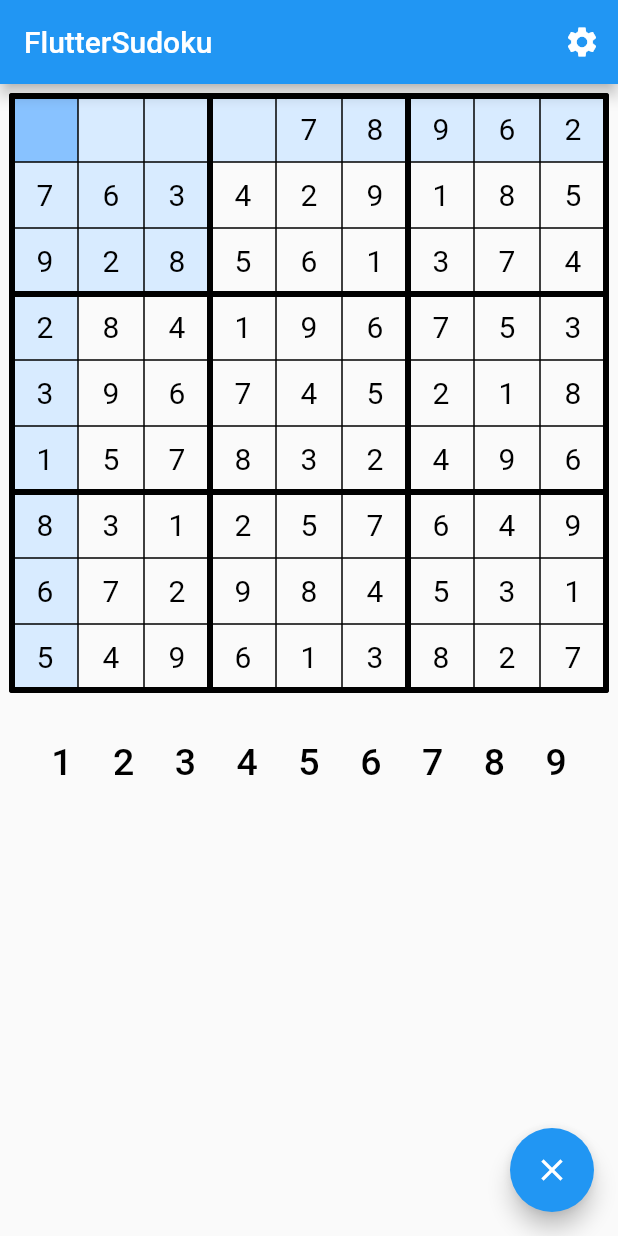
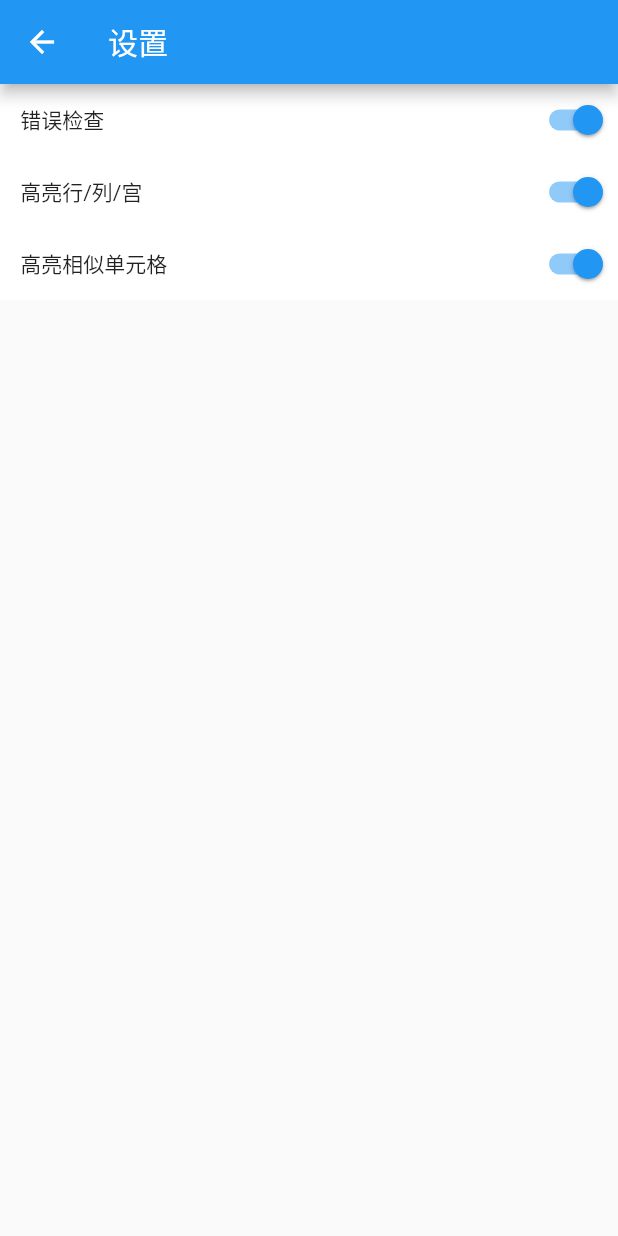
Before and after one commit to jiangpana/flutter_sudoku, a Flutter app: the screen it shows after launch, after a tap on the "settings" icon, on a phone screen of 412 x 824 dp. Run offline on Flutter 3.47's test engine with Material 2 defaults, Android fonts, the phone set to English and light mode, and no system bars; our stand-ins replace shared_preferences.

Commit message:
完成游戏设置 ， 添加sp 数据持久化

```diff
--- a/lib/data/Constant.dart
+++ b/lib/data/Constant.dart
@@ -1,4 +1,10 @@
 class Constant {
-   static const ques = "000078962763429185928561374284196753396745218157832496831257649672984531549613827";
-  static const answ = "415378962763429185928561374284196753396745218157832496831257649672984531549613827";
+  static const ques =
+      "000078962763429185928561370284196753306745208157832006831257649672084531549603827";
+  static const answ =
+      "415378962763429185928561374284196753396745218157832496831257649672984531549613827";
+
+  static const setting_hign_col_row_sec = "hign_col_row_sec";
+  static const setting_error_check = "error_check";
+  static const setting_hign_similar_cell= "hign_similar_cell";
 }
--- a/lib/ext/Ext.dart
+++ b/lib/ext/Ext.dart
@@ -1,10 +1,20 @@
+import 'package:flutter/material.dart';
+import 'package:flutter_sudoku/main.dart';
 
-import 'package:flutter/material.dart';
+bool isPortrait(BuildContext context) {
+  if (MediaQuery.of(context).orientation == Orientation.portrait) {
+    return true;
+  } else {
+    return false;
+  }
+}
 
-bool isPortrait(BuildContext context){
-   if(MediaQuery.of(context).orientation == Orientation.portrait) {
-     return true ;
-   } else {
-     return false ;
-   }
+void navTo(String route) {
+  Navigator.pushNamed(sContext, route);
 }
+
+void navToPage(Widget page) {
+  Navigator.push(sContext, MaterialPageRoute(builder: (context) {
+    return page;
+  }));
+}
--- a/lib/main.dart
+++ b/lib/main.dart
@@ -1,13 +1,22 @@
-import 'package:flutter_sudoku/ext/Ext.dart';
-import 'package:flutter_sudoku/ui/main/SudokuGameView.dart';
 import 'package:flutter/material.dart';
+import 'package:flutter_sudoku/ui/main/MyHomePage.dart';
+import 'package:flutter_sudoku/ui/setting/GameSettingPage.dart';
+import 'package:flutter_sudoku/util/SpUtil.dart';
 
 late BuildContext sContext;
 
-var screenWidth = MediaQuery.of(sContext).size.width;
-var screenHeight = MediaQuery.of(sContext).size.height;
+late double screenWidth;
+
+late double screenHeight;
+final RouteObserver<Route<dynamic>> routeObserver = RouteObserver();
 
 void main() {
+  WidgetsFlutterBinding.ensureInitialized();
+  realRunApp();
+}
+
+void realRunApp() async {
+  await SpUtil.getInstance();
   runApp(MyApp());
 }
 
@@ -16,166 +25,11 @@ class MyApp extends StatelessWidget {
   Widget build(BuildContext context) {
     return MaterialApp(
       title: 'Flutter Demo',
+      navigatorObservers: [routeObserver],
       theme: ThemeData(
         primarySwatch: Colors.blue,
       ),
-      home: MyHomePage(title: 'Flutter Demo Home Page'),
+      home: const SudokuGamePage(),
     );
   }
 }
-
-class MyHomePage extends StatefulWidget {
-  MyHomePage({key, this.title}) : super(key: key);
-
-  late var title;
-
-  @override
-  MyHomePageState createState() => MyHomePageState();
-}
-
-class MyHomePageState extends State<MyHomePage> {
-  var colIndex = 0;
-  var rowIndex = 0;
-
-  void touch(int row, int col) {
-    if ((0 <= row && row <= 8) && (0 <= col && col <= 8)) {
-      setState(() {
-        rowIndex = row;
-        colIndex = col;
-      });
-    }
-  }
-
-
-  @override
-  Widget build(BuildContext context) {
-    sContext = context;
-    return Scaffold(
-      appBar: AppBar(
-        title: Text("FlutterSudoku"),
-        actions: <Widget>[
-          IconButton(
-            icon: const Icon(Icons.settings),
-            tooltip: 'GameSetting',
-            onPressed: () {
-              // handle the press
-            },
-          ),
-        ],
-      ),
-      body: appContent(context, this),
-      floatingActionButton: FloatingActionButton(
-        onPressed: (){
-          onClickNumber(this,0);
-        },
-        tooltip: 'Increment',
-        child: Icon(Icons.clear),
-      ), // This trailing comma makes auto-formatting nicer for build methods.
-    );
-  }
-}
-
-Widget appContent(BuildContext context, MyHomePageState state) {
-  if (isPortrait(context)) {
-    return Column(
-      mainAxisAlignment: MainAxisAlignment.start,
-      crossAxisAlignment: CrossAxisAlignment.center,
-      verticalDirection: VerticalDirection.down,
-      children: <Widget>[
-        sudokuGameView(context, state),
-        Row(
-            mainAxisAlignment: MainAxisAlignment.center,
-            crossAxisAlignment: CrossAxisAlignment.center,
-            verticalDirection: VerticalDirection.down,
-            children: List.generate(9, (index) {
-              var value = ++index < 10 ? index : 0;
-              return Container(
-                  width: screenWidth / 10,
-                  child: TextButton(
-                    onPressed: () {
-                      onClickNumber(state, value);
-                    },
-                    child: Text("$value",
-                        style: TextStyle(fontSize: 25, color: Colors.black)),
-                  ));
-            })),
-      ],
-    );
-  } else {
-    return Row();
-  }
-}
-
-void onClickNumber(MyHomePageState state, int value) {
-  if (selectCell != null) {
-    if (selectCell.isEditable) {
-      print("_changValue");
-      state.setState(() {
-        data[selectCell.rowIndex][selectCell.colIndex].value = value;
-        var success = true;
-        data.forEach((element) {
-          element.forEach((cell) {
-            if (!cell.isValid()) {
-              success = false;
-            }
-          });
-        });
-        if (success) {
-          showGameSuccessDialog(reStart: () {
-            reStartGame(state);
-          });
-        }
-      });
-    }
-  }
-}
-
-void reStartGame(MyHomePageState state) {
-  state.setState(() {
-    data.forEach((element) {
-      element.forEach((cell) {
-        if (cell.isEditable) {
-          cell.value = 0;
-        }
-      });
-    });
-  });
-}
-
-void showGameSuccessDialog({
-  List<Widget>? children,
-  VoidCallback? reStart,
-}) {
-  showDialog<void>(
-    context: sContext,
-    builder: (BuildContext context) {
-      return AlertDialog(
-        content: ListBody(
-          children: <Widget>[
-            Row(
-              crossAxisAlignment: CrossAxisAlignment.start,
-              children: <Widget>[Text("游戏成功")],
-            ),
-            ...?children,
-          ],
-        ),
-        actions: <Widget>[
-          TextButton(
-            child: Text("重新开始"),
-            onPressed: () {
-              reStart?.call();
-              Navigator.pop(context);
-            },
-          ),
-          TextButton(
-            child: Text("取消"),
-            onPressed: () {
-              Navigator.pop(context);
-            },
-          ),
-        ],
-        scrollable: true,
-      );
-    },
-  );
-}
--- /dev/null
+++ b/lib/ui/main/MyHomePage.dart
@@ -0,0 +1,214 @@
+import 'package:flutter/material.dart';
+import 'package:flutter_sudoku/ui/setting/GameSettingPage.dart';
+import 'package:shared_preferences/shared_preferences.dart';
+
+import '../../data/Constant.dart';
+import '../../ext/Ext.dart';
+import '../../main.dart';
+import '../../util/SpUtil.dart';
+import 'SudokuGameView.dart';
+
+class SudokuGamePage extends StatefulWidget {
+  static const route = '/sudoku/game';
+
+  const SudokuGamePage({key}) : super(key: key);
+
+  @override
+  SudokuGamePageState createState() => SudokuGamePageState();
+}
+
+class SudokuGamePageState extends State<SudokuGamePage> with RouteAware  {
+  var colIndex = 0;
+  var rowIndex = 0;
+
+  @override
+  void didPopNext() {
+    print("didPopNext");
+    setState((){});
+  }
+
+  @override
+  void didPushNext() {
+    print("didPushNext");
+  }
+
+  @override
+  void didPop() {
+    print("didPop");
+  }
+  @override
+  void didChangeDependencies() {
+    routeObserver.subscribe(this, ModalRoute.of(context)!); //订阅
+    super.didChangeDependencies();
+  }
+  @override
+  void dispose() {
+    routeObserver.unsubscribe(this); //取消订阅
+    super.dispose();
+  }
+  @override
+  void didPush() {
+    print("didPush");
+  }
+
+
+
+  SudokuGamePageState() {}
+
+  bool get errorCheck {
+    return SpUtil.preferences.getBool(Constant.setting_error_check)?? true;
+  }
+
+  bool get hignColRowSec {
+    return SpUtil.preferences.getBool(Constant.setting_hign_col_row_sec)?? true;
+  }
+
+  bool get hignSimilarCell {
+    return SpUtil.preferences.getBool(Constant.setting_hign_similar_cell)?? true;
+  }
+
+  void move(int row, int col) {
+    if ((0 <= row && row <= 8) && (0 <= col && col <= 8)) {
+      setState(() {
+        rowIndex = row;
+        colIndex = col;
+      });
+    }
+  }
+
+  @override
+  Widget build(BuildContext context) {
+    sContext = context;
+    screenWidth = MediaQuery.of(context).size.width;
+    screenHeight = MediaQuery.of(sContext).size.height;
+    return Scaffold(
+      appBar: AppBar(
+        title: Text("FlutterSudoku"),
+        actions: <Widget>[
+          IconButton(
+            icon: const Icon(Icons.settings),
+            tooltip: 'GameSetting',
+            onPressed: () {
+              navToPage(GameSettingPage());
+              // handle the press
+            },
+          ),
+        ],
+      ),
+      body: appContent(context, this),
+      floatingActionButton: FloatingActionButton(
+        onPressed: () {
+          onClickNumber(this, 0);
+        },
+        tooltip: 'Increment',
+        child: Icon(Icons.clear),
+      ), // This trailing comma makes auto-formatting nicer for build methods.
+    );
+  }
+}
+
+Widget appContent(BuildContext context, SudokuGamePageState state) {
+  if (isPortrait(context)) {
+    return Column(
+      mainAxisAlignment: MainAxisAlignment.start,
+      crossAxisAlignment: CrossAxisAlignment.center,
+      verticalDirection: VerticalDirection.down,
+      children: <Widget>[
+        sudokuGameView(context, state),
+        Row(
+            mainAxisAlignment: MainAxisAlignment.center,
+            crossAxisAlignment: CrossAxisAlignment.center,
+            verticalDirection: VerticalDirection.down,
+            children: List.generate(9, (index) {
+              var value = ++index < 10 ? index : 0;
+              // var screenWidth = MediaQuery.of(context).size.width;
+              return Container(
+                  width: screenWidth / 10,
+                  child: TextButton(
+                    onPressed: () {
+                      onClickNumber(state, value);
+                    },
+                    child: Text("$value",
+                        style: TextStyle(fontSize: 25, color: Colors.black)),
+                  ));
+            })),
+      ],
+    );
+  } else {
+    return Row();
+  }
+}
+
+void onClickNumber(SudokuGamePageState state, int value) {
+  if (selectCell != null) {
+    if (selectCell.isEditable) {
+      print("_changValue");
+      state.setState(() {
+        data[selectCell.rowIndex][selectCell.colIndex].value = value;
+        var success = true;
+        data.forEach((element) {
+          element.forEach((cell) {
+            if (!cell.isValid()) {
+              success = false;
+            }
+          });
+        });
+        if (success) {
+          showGameSuccessDialog(reStart: () {
+            reStartGame(state);
+          });
+        }
+      });
+    }
+  }
+}
+
+void reStartGame(SudokuGamePageState state) {
+  state.setState(() {
+    data.forEach((element) {
+      element.forEach((cell) {
+        if (cell.isEditable) {
+          cell.value = 0;
+        }
+      });
+    });
+  });
+}
+
+void showGameSuccessDialog({
+  List<Widget>? children,
+  VoidCallback? reStart,
+}) {
+  showDialog<void>(
+    context: sContext,
+    builder: (BuildContext context) {
+      return AlertDialog(
+        content: ListBody(
+          children: <Widget>[
+            Row(
+              crossAxisAlignment: CrossAxisAlignment.start,
+              children: <Widget>[Text("游戏成功")],
+            ),
+            ...?children,
+          ],
+        ),
+        actions: <Widget>[
+          TextButton(
+            child: Text("重新开始"),
+            onPressed: () {
+              reStart?.call();
+              Navigator.pop(context);
+            },
+          ),
+          TextButton(
+            child: Text("取消"),
+            onPressed: () {
+              Navigator.pop(context);
+            },
+          ),
+        ],
+        scrollable: true,
+      );
+    },
+  );
+}
--- a/lib/ui/main/SudokuGameView.dart
+++ b/lib/ui/main/SudokuGameView.dart
@@ -1,22 +1,20 @@
 import 'dart:math';
 import 'package:flutter_sudoku/ext/Ext.dart';
-import 'package:flutter_sudoku/main.dart';
 import 'package:flutter_sudoku/game/Game.dart';
 import 'package:flutter/material.dart';
+
+import 'MyHomePage.dart';
 
 late var width;
 late double cellWidth;
 late Cell selectCell;
 late List<List<Cell>> data = QuesProvider().getQuesArray2d();
-double padding = 8 ;
+double padding = 8;
 
-Widget sudokuGameView(BuildContext context, MyHomePageState state) {
-  var size;
-  if (isPortrait(context)) {
-    size = MediaQuery.of(context).size.width;
-  } else {
-    size = MediaQuery.of(context).size.height;
-  }
+Widget sudokuGameView(BuildContext context, SudokuGamePageState state) {
+  var size = isPortrait(context)
+      ? MediaQuery.of(context).size.width
+      : MediaQuery.of(context).size.height;
   return Listener(
     child: Padding(
       padding: new EdgeInsets.all(padding),
@@ -31,10 +29,10 @@ Widget sudokuGameView(BuildContext context, MyHomePageState state) {
   );
 }
 
-bool handleMotionEvent(PointerEvent it, MyHomePageState state) {
+bool handleMotionEvent(PointerEvent it, SudokuGamePageState state) {
   var row = ((it.localPosition.dy - padding) / cellWidth).truncate();
   var col = ((it.localPosition.dx - padding) / cellWidth).truncate();
-  state.touch(row, col);
+  state.move(row, col);
   return true;
 }
 
@@ -42,9 +40,9 @@ class SudokuGamePainter extends CustomPainter {
   late Paint lingPaint;
   late Paint hignPaint;
   late BuildContext context;
-  late MyHomePageState state;
+  late SudokuGamePageState state;
 
-  SudokuGamePainter(BuildContext context, MyHomePageState state) {
+  SudokuGamePainter(BuildContext context, SudokuGamePageState state) {
     this.context = context;
     this.state = state;
     selectCell = data[0][0];
@@ -85,12 +83,30 @@ class SudokuGamePainter extends CustomPainter {
     for (var rowIndex = 0; rowIndex < 9; rowIndex++) {
       for (var colIndex = 0; colIndex < 9; colIndex++) {
         var cell = data[rowIndex][colIndex];
-        if(cell.value != 0){
+        if (cell.value != 0) {
           var color;
-          if(cell.isEditable){
-            color = Color(0xff1D62BF) ;
-          } else{
-            color = Colors.black ;
+          var selectCellVal = selectCell.value;
+          if(state.hignSimilarCell){
+            if (cell.isEditable &&
+                (cell.value != selectCellVal || cell == selectCell)) {
+              color = Colors.blue;
+            } else if (cell.value == selectCellVal && cell != selectCell) {
+              color = Colors.white;
+            } else {
+              color = Colors.black;
+            }
+
+          }else{
+            if (cell.isEditable){
+              color = Colors.blue;
+            }else{
+              color = Colors.black;
+            }
+          }
+          if (state.errorCheck) {
+            if (!cell.isValid()) {
+              color = Colors.red;
+            }
           }
           var textPainter = TextPainter(
               textDirection: TextDirection.rtl,
@@ -133,6 +149,7 @@ class SudokuGamePainter extends CustomPainter {
   }
 
   void drawHighlightColRowSec(Canvas canvas) {
+    if (state.hignColRowSec) {
       // 绘制高亮列
       hignPaint.color = Color(0xffD8EBFF);
       var hColLeft = selectCell.colIndex * cellWidth;
@@ -146,12 +163,11 @@ class SudokuGamePainter extends CustomPainter {
       var cell = selectCell.sector.getCell(0);
       var secL = cell.colIndex * cellWidth;
       var secT = cell.rowIndex * cellWidth;
-
       canvas.drawRect(
           Rect.fromLTRB(secL, secT, secL + cellWidth * 3, secT + cellWidth * 3),
           hignPaint);
+    }
     hignPaint.color = Color(0xff88C2FF);
-
     canvas.drawRect(
         Rect.fromLTRB(
             selectCell.colIndex * cellWidth,
@@ -161,5 +177,21 @@ class SudokuGamePainter extends CustomPainter {
         hignPaint);
   }
 
-  void drawSimilarCell(Canvas canvas) {}
+  void drawSimilarCell(Canvas canvas) {
+    if(!state.hignSimilarCell)return;
+    hignPaint.color = Colors.green;
+    var curVal = selectCell.value;
+    for (var element in data) {
+      for (var cell in element) {
+        if (cell.value == curVal && cell != selectCell && cell.value != 0) {
+          var rect = Rect.fromLTRB(
+              cell.colIndex * cellWidth,
+              cell.rowIndex * cellWidth,
+              (cell.colIndex + 1) * cellWidth,
+              (cell.rowIndex + 1) * cellWidth);
+          canvas.drawRect(rect, hignPaint);
         }
+      }
+    }
+  }
+}
--- /dev/null
+++ b/lib/ui/setting/GameSettingPage.dart
@@ -0,0 +1,93 @@
+import 'package:flutter/material.dart';
+import 'package:flutter_sudoku/main.dart';
+import 'package:shared_preferences/shared_preferences.dart';
+
+import '../../data/Constant.dart';
+import '../../util/SpUtil.dart';
+
+class GameSettingPage extends StatefulWidget {
+  static const route = '/sudoku/setting';
+
+  GameSettingPage({Key? key}) : super(key: key);
+
+  @override
+  State<StatefulWidget> createState() {
+    return GameSettingPageState();
+  }
+}
+
+class GameSettingPageState extends State<GameSettingPage> {
+  var settings = [
+
+    ListItem(
+        title: "错误检查",
+        TAG: Constant.setting_error_check,
+        isCheck: SpUtil.preferences.getBool(Constant.setting_error_check)??true) ,
+    ListItem(
+        title: "高亮行/列/宫",
+        TAG: Constant.setting_hign_col_row_sec,
+        isCheck:
+        SpUtil.preferences.getBool(Constant.setting_hign_col_row_sec)??true),
+    ListItem(
+        title: "高亮相似单元格",
+        TAG: Constant.setting_hign_similar_cell,
+        isCheck: SpUtil.preferences.getBool(Constant.setting_hign_similar_cell)??true)
+  ];
+
+  @override
+  Widget build(BuildContext context) {
+    return Scaffold(
+        appBar: AppBar(
+          title: Text("设置"),
+        ),
+        body: _settingContent(context, this));
+  }
+
+  _settingContent(
+      BuildContext context, GameSettingPageState gameSettingPageState) {
+    return Column(
+      children: List.generate(settings.length, (index) {
+        var item = settings[index];
+        return Container(
+          color: Colors.white,
+          child: Row(
+            children: [
+              Container(
+                width: 10,
+              ),
+              Text(" ${item.title}"),
+              Expanded(child: Container()),
+              Switch(
+                value: item.isCheck,
+                activeColor: Colors.blue,
+                inactiveTrackColor: Colors.blue.shade50,
+                onChanged: (value) {
+                  onCheck(item);
+                },
+              ),
+            ],
+          ),
+        );
+      }),
+    );
+  }
+
+  void onCheck(ListItem item) {
+    print("onCheck：");
+    setState(() {
+      item.isCheck = !item.isCheck;
+      SpUtil.preferences.setBool("${item.TAG}", item.isCheck);
+    });
+  }
+}
+
+class ListItem {
+  ListItem({
+    required this.title,
+    required this.TAG,
+    this.isCheck = false,
+  }) {}
+  late String? title;
+  bool isCheck = false;
+  late String TAG;
+}
--- /dev/null
+++ b/lib/util/SpUtil.dart
@@ -0,0 +1,10 @@
+import 'package:shared_preferences/shared_preferences.dart';
+
+class SpUtil {
+  static late SharedPreferences preferences;
+
+  static Future<bool> getInstance() async {
+    preferences = await SharedPreferences.getInstance();
+    return true;
+  }
+}
--- a/pubspec.yaml
+++ b/pubspec.yaml
@@ -34,6 +34,8 @@ dependencies:
   # The following adds the Cupertino Icons font to your application.
   # Use with the CupertinoIcons class for iOS style icons.
   cupertino_icons: ^1.0.2
+
+  shared_preferences: ^2.0.7
 
 dev_dependencies:
   flutter_test:
```
Also changed, not shown: pubspec.lock. Lines whose indentation alone changed are shown as unchanged.
